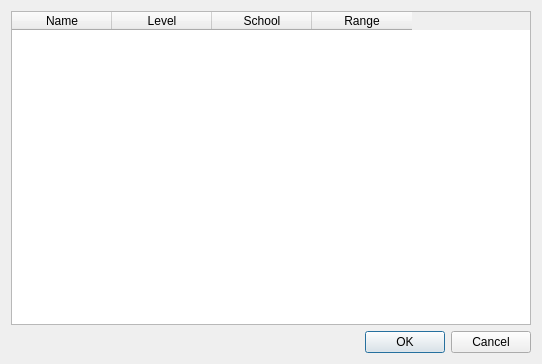
Above: pyQTApp/qt_designer_widgets/spells_dialog.ui from codingame-team/DnD-5th-Edition-API before the change. Below: the same form after it.
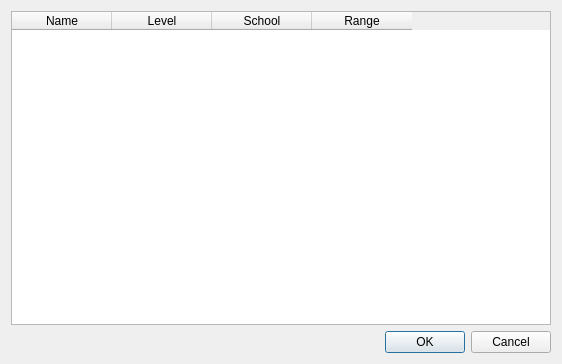
That is the form after the change.

Commit message: bugfixes on boltac's trading post, on equipment handling in character sheet and refactoring in widgets

Diff of the .ui file:
```diff
--- a/pyQTApp/qt_designer_widgets/spells_dialog.ui
+++ b/pyQTApp/qt_designer_widgets/spells_dialog.ui
@@ -6,7 +6,7 @@
    <rect>
     <x>0</x>
     <y>0</y>
-    <width>542</width>
+    <width>562</width>
     <height>364</height>
    </rect>
   </property>
```
The commit also changes 7 other files.
